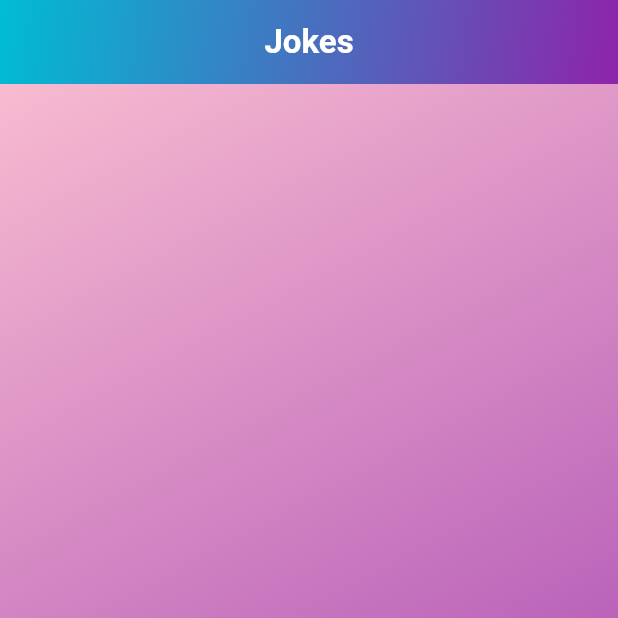
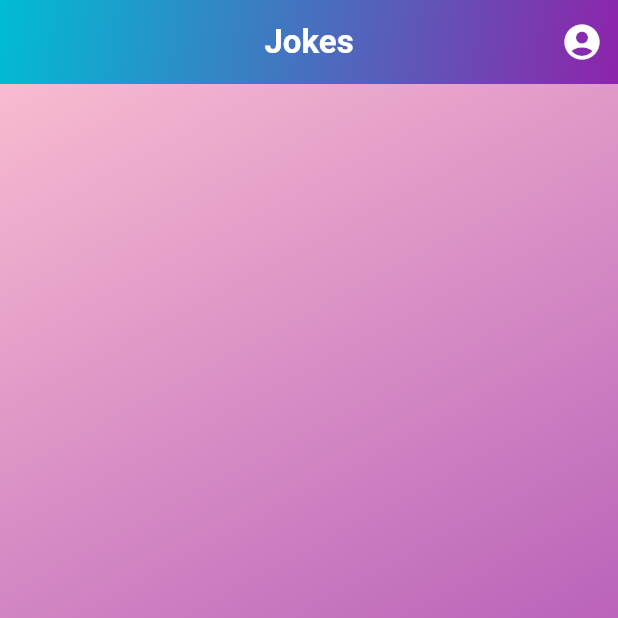
Before and after one commit to IsuraViranga/JokesApp, a Flutter app: the screen it shows after launch, on a phone screen of 412 x 824 dp, the top half of it. Run offline on Flutter 3.47's test engine with Material 3 defaults, Android fonts, the phone set to English and light mode, and no system bars; our stand-ins replace shared_preferences; network calls fail.

Commit message:
home screen modified by adding icond

```diff
--- a/lib/screens/home_screen.dart
+++ b/lib/screens/home_screen.dart
@@ -32,6 +32,18 @@ class HomeScreen extends StatelessWidget {
           ),
         ),
         centerTitle: true,
+        actions: [
+          IconButton(
+            icon: const Icon(Icons.account_circle, size: 28),
+            color: Colors.white, // Profile icon color
+            onPressed: () {
+              // Handle profile icon press
+              ScaffoldMessenger.of(context).showSnackBar(
+                const SnackBar(content: Text("Profile icon pressed!")),
+              );
+            },
+          ),
+        ],
       ),
       body: Container(
         decoration: const BoxDecoration(
```
